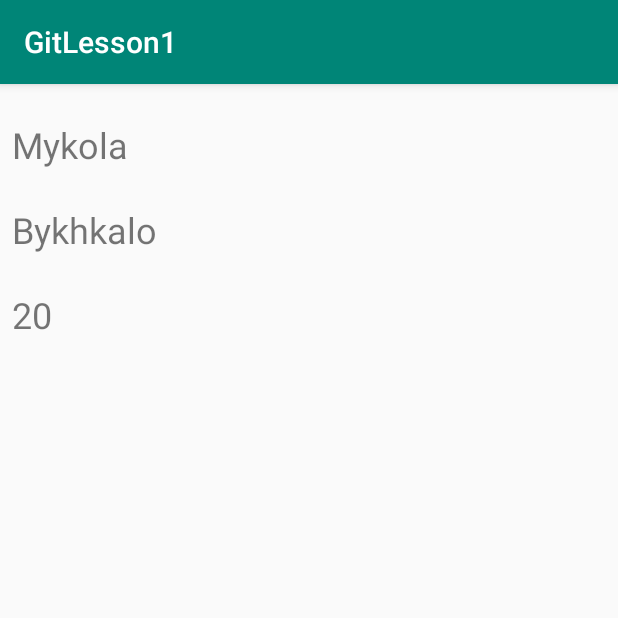
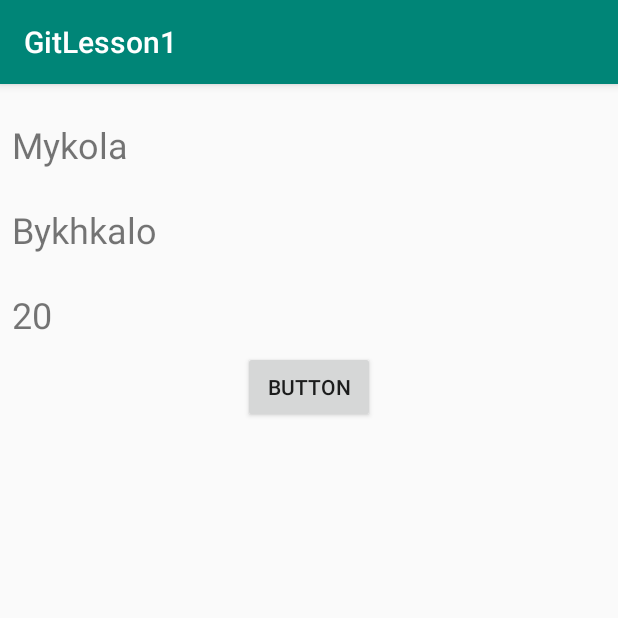
Before and after one commit to AndreyRafalsky13/GitTraining, an Android app: the screen it shows after launch (MainActivity), on a phone screen of 412 x 824 dp, the top half of it. Run offline under Robolectric (Android 15) with nearby library versions, the phone set to English and light mode, and no system bars.

Commit message:
create new conflict in layout

```diff
--- a/app/src/main/java/com/codit/gitlesson1/model/Person.java
+++ b/app/src/main/java/com/codit/gitlesson1/model/Person.java
@@ -4,7 +4,6 @@ public class Person {
     private String name;
     private String surname;
     private int age;
-
 
     public Person(String name, String surname, int age) {
         this.name = name;
--- a/app/src/main/res/layout/activity_main.xml
+++ b/app/src/main/res/layout/activity_main.xml
@@ -1,5 +1,6 @@
 <?xml version="1.0" encoding="utf-8"?>
-<android.support.constraint.ConstraintLayout xmlns:android="http://schemas.android.com/apk/res/android"
+<android.support.constraint.ConstraintLayout
+    xmlns:android="http://schemas.android.com/apk/res/android"
     xmlns:app="http://schemas.android.com/apk/res-auto"
     xmlns:tools="http://schemas.android.com/tools"
     android:layout_width="match_parent"
@@ -41,4 +42,16 @@
         app:layout_constraintEnd_toEndOf="parent"
         app:layout_constraintStart_toStartOf="parent"
         app:layout_constraintTop_toBottomOf="@+id/surname_text" />
+
+    <Button
+        android:id="@+id/button_huiyoton"
+        android:layout_width="wrap_content"
+        android:layout_height="wrap_content"
+        android:layout_marginStart="8dp"
+        android:layout_marginTop="8dp"
+        android:layout_marginEnd="8dp"
+        android:text="Button"
+        app:layout_constraintEnd_toEndOf="parent"
+        app:layout_constraintStart_toStartOf="parent"
+        app:layout_constraintTop_toBottomOf="@+id/age_text" />
 </android.support.constraint.ConstraintLayout>
```
